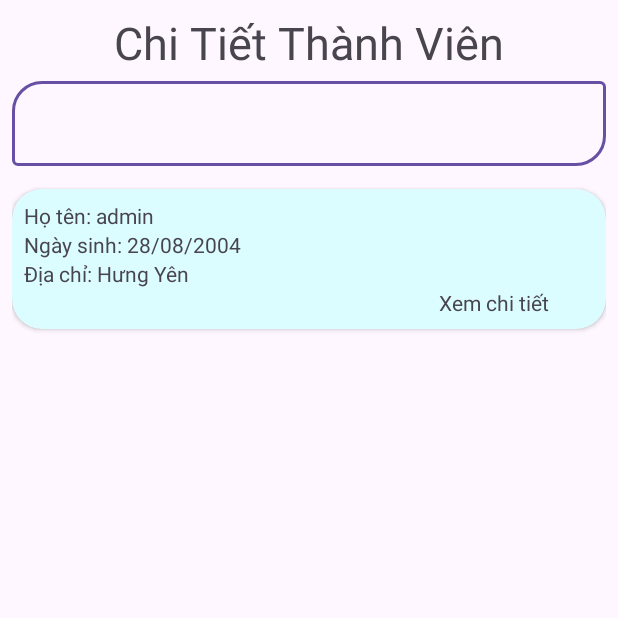
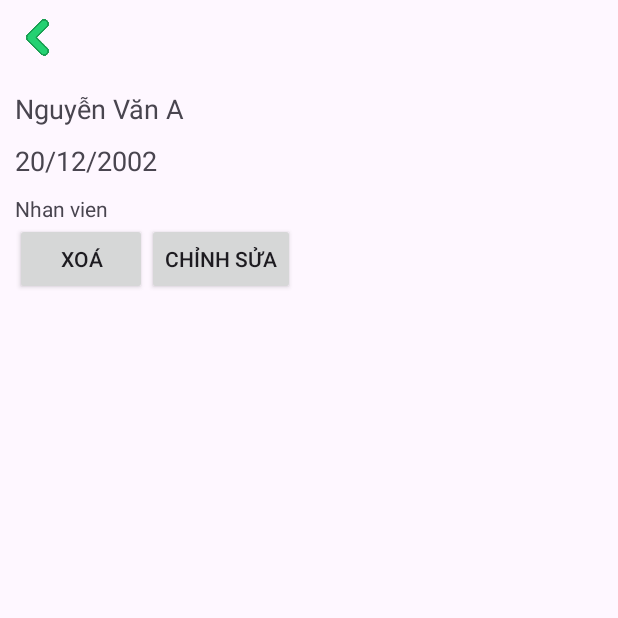
Before and after one commit to vanhnguyen204/PRO1121_DA1, an Android app: the fragment FragmentUserDetail shown on its own in the app's theme, on a phone screen of 412 x 824 dp, the top half of it. Run offline under Robolectric (Android 15) with nearby library versions, the phone set to English and light mode, and no system bars.

Commit message:
update-21/11

```diff
--- a/app/src/main/java/com/fpoly/pro1121_da1/Adapter/IngredientAdapter.java
+++ b/app/src/main/java/com/fpoly/pro1121_da1/Adapter/IngredientAdapter.java
@@ -14,6 +14,8 @@ import androidx.appcompat.app.AppCompatActivity;
 import androidx.fragment.app.FragmentManager;
 import androidx.recyclerview.widget.RecyclerView;
 
+import com.fpoly.pro1121_da1.Fragment.FragmentIngredientDetail;
+import com.fpoly.pro1121_da1.MainActivity;
 import com.fpoly.pro1121_da1.R;
 import com.fpoly.pro1121_da1.model.Ingredient;
 import com.fpoly.pro1121_da1.model.Voucher;
@@ -52,6 +54,8 @@ public class IngredientAdapter extends RecyclerView.Adapter<IngredientAdapter.Vi
 
                 FragmentManager manager = ((AppCompatActivity)activity).getSupportFragmentManager();
                 manager.setFragmentResult("KEY_INGREDIENT", bundle);
+
+                ((MainActivity)activity).reloadFragment(new FragmentIngredientDetail());
             }
         });
         holder.imgIngredient.setImageResource(ingredient.getImage());
--- a/app/src/main/java/com/fpoly/pro1121_da1/Fragment/FragmentDrinkDetail.java
+++ b/app/src/main/java/com/fpoly/pro1121_da1/Fragment/FragmentDrinkDetail.java
@@ -165,6 +165,7 @@ public class FragmentDrinkDetail extends Fragment {
                     edtDateExpiry.setEnabled(false);
                     edtDateExpiry.setHint("Bỏ qua");
                     edtIngredientID.setEnabled(true);
+                    edtQuantityDrink.setEnabled(false);
                 }else {
                     edtDateAdd.setEnabled(true);
                     edtDateAdd.setHint("Ngày nhập");
@@ -172,6 +173,7 @@ public class FragmentDrinkDetail extends Fragment {
                     edtDateExpiry.setHint("Ngày hết hạn");
                     edtIngredientID.setEnabled(false);
                     edtIngredientID.setHint("Bỏ qua");
+                    edtQuantityDrink.setEnabled(true);
                 }
             }
 
--- a/app/src/main/java/com/fpoly/pro1121_da1/Fragment/FragmentHome.java
+++ b/app/src/main/java/com/fpoly/pro1121_da1/Fragment/FragmentHome.java
@@ -38,7 +38,7 @@ public class FragmentHome extends Fragment {
         manegeUser.setOnClickListener(new View.OnClickListener() {
             @Override
             public void onClick(View v) {
-                ((MainActivity)getActivity()).reloadFragment(new FragmentUserDetail());
+                ((MainActivity)getActivity()).reloadFragment(new FragmentUser());
             }
         });
     }
--- a/app/src/main/java/com/fpoly/pro1121_da1/Fragment/FragmentUserDetail.java
+++ b/app/src/main/java/com/fpoly/pro1121_da1/Fragment/FragmentUserDetail.java
@@ -5,49 +5,25 @@ import android.os.Bundle;
 import androidx.annotation.NonNull;
 import androidx.annotation.Nullable;
 import androidx.fragment.app.Fragment;
-import androidx.recyclerview.widget.RecyclerView;
 
 import android.view.LayoutInflater;
 import android.view.View;
 import android.view.ViewGroup;
-import android.widget.ArrayAdapter;
-import android.widget.EditText;
 
-import com.fpoly.pro1121_da1.Adapter.UserAdapter;
 import com.fpoly.pro1121_da1.R;
-import com.fpoly.pro1121_da1.database.Dbhelper;
-import com.fpoly.pro1121_da1.database.UserDAO;
-import com.fpoly.pro1121_da1.model.User;
-
-import java.util.ArrayList;
 
 
 public class FragmentUserDetail extends Fragment {
-
-    EditText edt_search_User;
-    RecyclerView rcv;
-    UserDAO userDAO;
-    ArrayList<User> list;
-    UserAdapter userAdapter;
-
 
     @Override
     public View onCreateView(LayoutInflater inflater, ViewGroup container,
                              Bundle savedInstanceState) {
         // Inflate the layout for this fragment
-        return inflater.inflate(R.layout.fragment_user_detail, container, false);
+        return inflater.inflate(R.layout.fragment_user_detail2, container, false);
     }
 
     @Override
     public void onViewCreated(@NonNull View view, @Nullable Bundle savedInstanceState) {
         super.onViewCreated(view, savedInstanceState);
-userDAO = new UserDAO(getContext(), new Dbhelper(getContext()));
-        edt_search_User = view.findViewById(R.id.edt_search_User);
-        rcv = view.findViewById(R.id.rcv_user);
-
-        list = userDAO.getAllUser();
-        userAdapter = new UserAdapter(getActivity(),list);
-        rcv.setAdapter(userAdapter);
-
     }
 }
--- a/app/src/main/res/layout/alertdialog_update_drink.xml
+++ b/app/src/main/res/layout/alertdialog_update_drink.xml
@@ -3,7 +3,7 @@
     android:layout_width="match_parent"
     android:orientation="vertical"
     android:padding="10dp"
-    android:background="@drawable/custom_staffview_fragmenthome"
+
     android:layout_height="wrap_content">
     <TextView
         android:layout_width="match_parent"
--- /dev/null
+++ b/app/src/main/res/layout/alertdialog_update_ingredient.xml
@@ -0,0 +1,6 @@
+<?xml version="1.0" encoding="utf-8"?>
+<LinearLayout xmlns:android="http://schemas.android.com/apk/res/android"
+    android:layout_width="match_parent"
+    android:layout_height="match_parent">
+
+</LinearLayout>
--- a/app/src/main/res/layout/fragment_user_detail.xml
+++ b/app/src/main/res/layout/fragment_user_detail.xml
@@ -4,7 +4,7 @@
     android:layout_width="match_parent"
     android:layout_height="match_parent"
     xmlns:app="http://schemas.android.com/apk/res-auto"
-    tools:context=".Fragment.FragmentUserDetail"
+    tools:context=".Fragment.FragmentUser"
     android:orientation="vertical"
     android:padding="8dp">
     <TextView
--- /dev/null
+++ b/app/src/main/res/layout/fragment_user_detail2.xml
@@ -0,0 +1,57 @@
+<?xml version="1.0" encoding="utf-8"?>
+<RelativeLayout xmlns:android="http://schemas.android.com/apk/res/android"
+    xmlns:tools="http://schemas.android.com/tools"
+    android:layout_width="match_parent"
+    android:layout_height="match_parent"
+    android:padding="10dp"
+    tools:context=".Fragment.FragmentUserDetail">
+
+    <ImageView
+        android:id="@+id/img_back_fragmentUserDetail"
+        android:layout_width="30dp"
+        android:layout_height="30dp"
+        android:src="@mipmap/arrow_left" />
+
+    <TextView
+        android:id="@+id/tv_nameUser_fragmentUserDetail"
+        android:layout_width="match_parent"
+        android:layout_height="wrap_content"
+        android:layout_below="@+id/img_back_fragmentUserDetail"
+        android:layout_marginTop="20dp"
+        android:text="Nguyễn Văn A"
+        android:textSize="18dp" />
+
+    <TextView
+        android:id="@+id/tv_birthDay_fragmentUserDetail"
+        android:layout_width="match_parent"
+        android:layout_height="wrap_content"
+        android:layout_below="@+id/tv_nameUser_fragmentUserDetail"
+        android:layout_marginTop="10dp"
+        android:text="20/12/2002"
+        android:textSize="18dp"
+
+        />
+
+    <TextView
+        android:id="@+id/tv_role_fragmentUserDetail"
+        android:layout_width="match_parent"
+        android:layout_height="wrap_content"
+        android:layout_below="@+id/tv_birthDay_fragmentUserDetail"
+        android:layout_marginTop="10dp"
+        android:text="Nhan vien" />
+
+    <androidx.appcompat.widget.AppCompatButton
+        android:id="@+id/btn_delete_user"
+        android:layout_width="wrap_content"
+        android:layout_height="wrap_content"
+        android:layout_below="@+id/tv_role_fragmentUserDetail"
+        android:text="Xoá" />
+    <androidx.appcompat.widget.AppCompatButton
+        android:layout_width="wrap_content"
+        android:layout_height="wrap_content"
+        android:layout_toRightOf="@+id/btn_delete_user"
+        android:id="@+id/btn_update_user"
+        android:text="Chỉnh sửa"
+        android:layout_below="@+id/tv_role_fragmentUserDetail"
+        />
+</RelativeLayout>
```
Also changed, not shown: app/src/main/java/com/fpoly/pro1121_da1/Fragment/FragmentIngredientDetail.java (+14 -2 lines), app/src/main/java/com/fpoly/pro1121_da1/Fragment/FragmentUser.java (added, +52 -0 lines).
